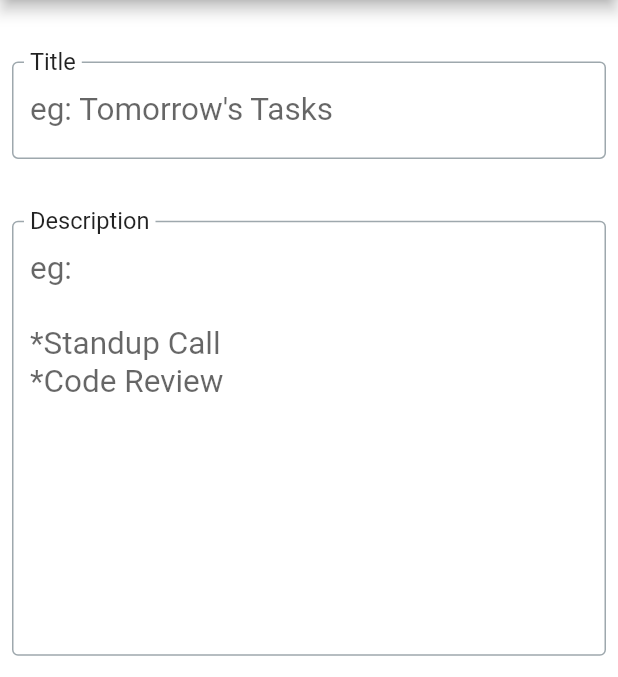
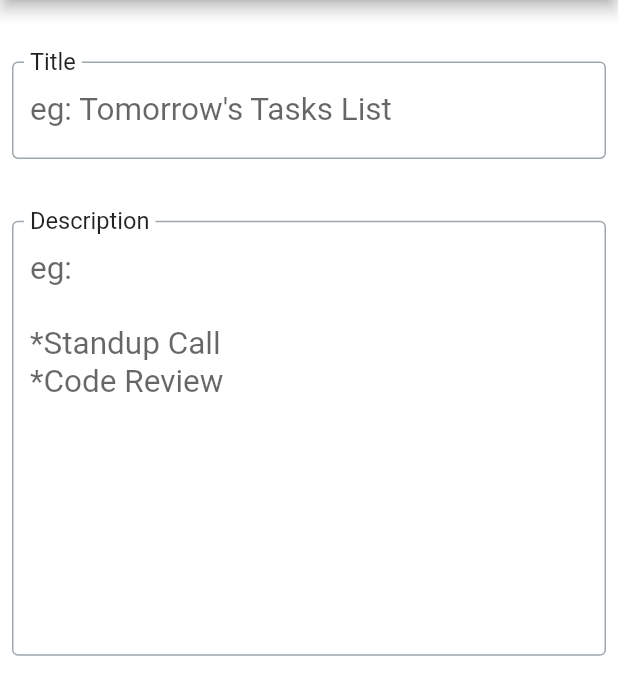
Before and after one commit to anamika2812/flutter-starter-kit-main, a Flutter app: the AddEditTodoUI screen opened directly, on a phone screen of 412 x 824 dp, the part 84-761 px from its top. Run offline on Flutter 3.47's test engine with Material 2 defaults, Android fonts, the phone set to English and light mode, and no system bars; our stand-ins replace another_flushbar, cloud_firestore, connectivity_plus, dartz, device_info_plus, firebase_core and 10 more; accounts and stored records are empty.

Commit message:
initail changes

```diff
--- a/lib/modules/todo/view/add_edit_todo_page.dart
+++ b/lib/modules/todo/view/add_edit_todo_page.dart
@@ -54,7 +54,7 @@ class AddEditTodoUI extends StatelessWidget {
                   minLines: 1,
                   maxLines: 3,
                   decoration: outlineBorderDecoration.copyWith(
-                    hintText: "eg: Tomorrow's Tasks",
+                    hintText: "eg: Tomorrow's Tasks List",
                     label: const Text("Title"),
                   ),
                   onChanged: (value) =>
```
